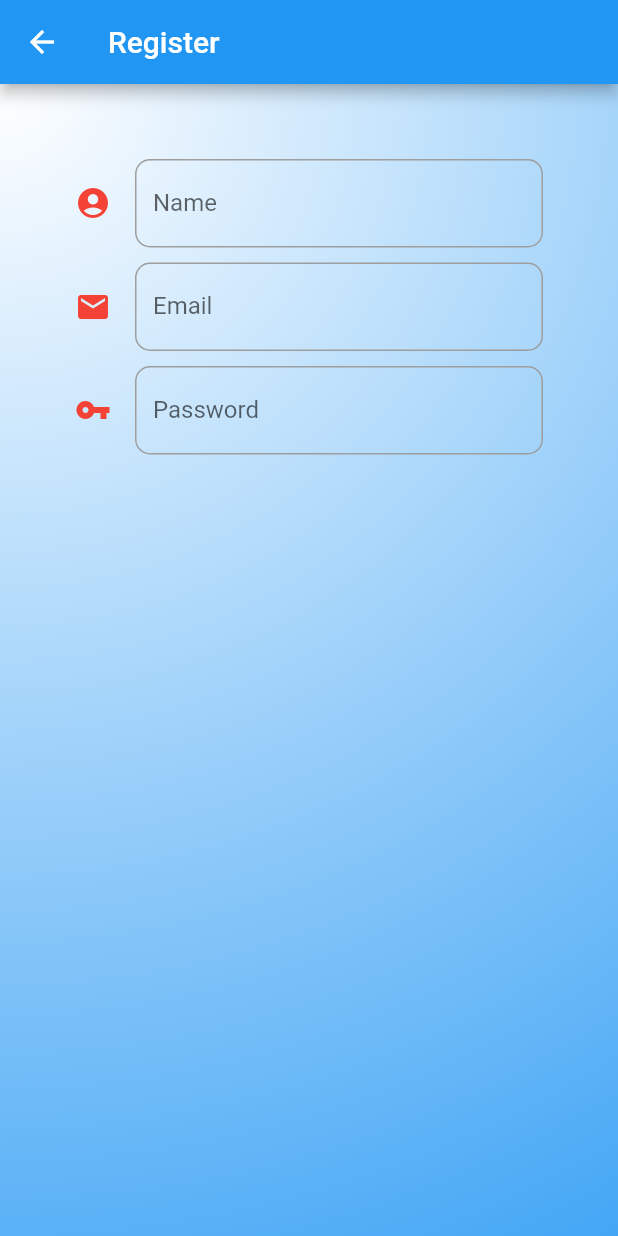
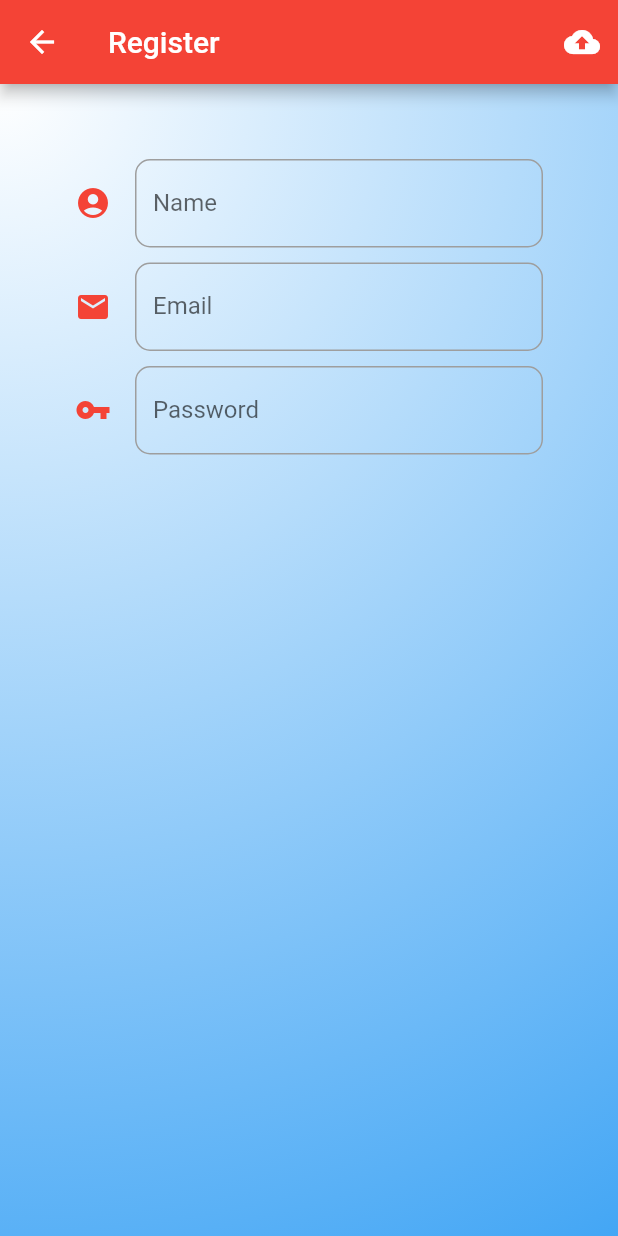
Before and after one commit to nickson01/nick-flutter-firebase, a Flutter app: the Register screen opened directly, on a phone screen of 412 x 824 dp. Run offline on Flutter 3.47's test engine with Material 2 defaults, Android fonts, the phone set to English and light mode, and no system bars.

Commit message:
add upluad icon

```diff
--- a/lib/screens/register.dart
+++ b/lib/screens/register.dart
@@ -6,6 +6,13 @@ class Register extends StatefulWidget {
 }
 
 class _RegisterState extends State<Register> {
+  Widget uploadButton() {
+    return IconButton(
+      icon: Icon(Icons.cloud_upload,color: Colors.white,),
+      tooltip: 'Upload to Firebase',
+    );
+  }
+
   Widget passwordTextFormField() {
     return TextFormField(
       decoration: InputDecoration(
@@ -60,6 +67,8 @@ class _RegisterState extends State<Register> {
     return Scaffold(
       appBar: AppBar(
         title: Text('Register'),
+        actions: <Widget>[uploadButton()],
+        backgroundColor: Colors.red,
       ),
       body: Container(
         decoration: BoxDecoration(
```
